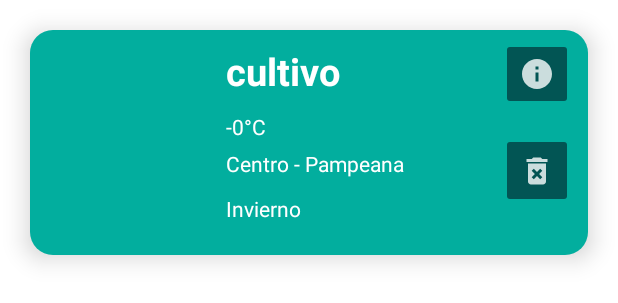
After one commit to GardeningFriendTeam/GardeningFriendApp, an Android app: the layout cards_favoritos.xml on its own in the app's theme, with its tools: preview values and no code run, on a phone screen of 412 x 824 dp. The commit adds this screen. Shown: the top 303 px of the screen. Run offline under Robolectric (Android 15) with nearby library versions, the phone set to English and light mode, and no system bars.

Commit message:
Se empieza a trabajar en sección favoritos

```diff
--- a/GardeningFriend/app/src/main/AndroidManifest.xml
+++ b/GardeningFriend/app/src/main/AndroidManifest.xml
@@ -15,6 +15,9 @@
         android:supportsRtl="true"
         android:theme="@style/Theme.GardeningFriend"
         tools:targetApi="31">
+        <activity
+            android:name=".favoritos.Favoritos"
+            android:exported="false" />
         <activity
             android:name=".PanelAdminEditarUsuario"
             android:exported="false" />
--- /dev/null
+++ b/GardeningFriend/app/src/main/res/drawable-anydpi/ic_delete.xml
@@ -0,0 +1,11 @@
+<vector xmlns:android="http://schemas.android.com/apk/res/android"
+    android:width="24dp"
+    android:height="24dp"
+    android:viewportWidth="24"
+    android:viewportHeight="24"
+    android:tint="#FEFFFF"
+    android:alpha="0.8">
+  <path
+      android:fillColor="@android:color/white"
+      android:pathData="M6,19c0,1.1 0.9,2 2,2h8c1.1,0 2,-0.9 2,-2L18,7L6,7v12zM8.46,11.88l1.41,-1.41L12,12.59l2.12,-2.12 1.41,1.41L13.41,14l2.12,2.12 -1.41,1.41L12,15.41l-2.12,2.12 -1.41,-1.41L10.59,14l-2.13,-2.12zM15.5,4l-1,-1h-5l-1,1L5,4v2h14L19,4z"/>
+</vector>
--- /dev/null
+++ b/GardeningFriend/app/src/main/res/drawable-anydpi/ic_info.xml
@@ -0,0 +1,11 @@
+<vector xmlns:android="http://schemas.android.com/apk/res/android"
+    android:width="24dp"
+    android:height="24dp"
+    android:viewportWidth="24"
+    android:viewportHeight="24"
+    android:tint="#FEFFFF"
+    android:alpha="0.8">
+  <path
+      android:fillColor="@android:color/white"
+      android:pathData="M12,2C6.48,2 2,6.48 2,12s4.48,10 10,10 10,-4.48 10,-10S17.52,2 12,2zM13,17h-2v-6h2v6zM13,9h-2L11,7h2v2z"/>
+</vector>
--- /dev/null
+++ b/GardeningFriend/app/src/main/res/layout/cards_favoritos.xml
@@ -0,0 +1,87 @@
+<?xml version="1.0" encoding="utf-8"?>
+<RelativeLayout xmlns:android="http://schemas.android.com/apk/res/android"
+    xmlns:tools="http://schemas.android.com/tools"
+    android:id="@+id/fav_container_main"
+    android:layout_width="match_parent"
+    android:layout_height="150dp"
+    android:layout_margin="20dp"
+    android:background="@drawable/card_cutlivo"
+    android:elevation="10dp"
+    tools:ignore="TextSizeCheck">
+
+    <ImageView
+        android:id="@+id/ic_favs"
+        android:layout_width="100dp"
+        android:layout_height="match_parent"
+        android:layout_centerVertical="true"
+        android:layout_marginHorizontal="15dp"
+        android:contentDescription="@string/logo"/>
+
+
+    <TextView
+        android:id="@+id/nombre_cultivo_favs"
+        android:layout_width="wrap_content"
+        android:layout_height="wrap_content"
+        android:layout_marginVertical="10dp"
+        android:layout_toEndOf="@+id/ic_favs"
+        android:text="@string/cultivo"
+        android:textColor="@color/white"
+        android:textSize="25sp"
+        android:textStyle="bold" />
+
+    <TextView
+        android:id="@+id/temp_cultivo_favs"
+        android:layout_width="wrap_content"
+        android:layout_height="wrap_content"
+        android:layout_below="@+id/nombre_cultivo_favs"
+        android:layout_toEndOf="@id/ic_favs"
+        android:text="@string/rango_temp_0"
+        android:textColor="@color/white" />
+
+    <TextView
+        android:id="@+id/reg_cultivo_favs"
+        android:layout_width="wrap_content"
+        android:layout_height="wrap_content"
+        android:layout_below="@+id/temp_cultivo_favs"
+        android:layout_marginVertical="5dp"
+        android:layout_toEndOf="@id/ic_favs"
+        android:text="@string/reg_centro"
+        android:textColor="@color/white" />
+
+    <TextView
+        android:id="@+id/est_cultivo_favs"
+        android:layout_width="wrap_content"
+        android:layout_height="wrap_content"
+        android:layout_below="@+id/reg_cultivo_favs"
+        android:layout_marginVertical="5dp"
+        android:layout_toEndOf="@id/ic_favs"
+        android:text="@string/est_invierno"
+        android:textColor="@color/white" />
+
+    <ImageButton
+        android:id="@+id/btn_info_favs"
+        android:layout_width="wrap_content"
+        android:layout_height="48dp"
+        android:layout_alignParentEnd="true"
+        android:layout_marginEnd="10dp"
+        android:layout_marginTop="5dp"
+        android:layout_marginBottom="5dp"
+        android:backgroundTint="@color/verde_muy_oscuro"
+        android:contentDescription="@string/informacion"
+        android:src="@drawable/ic_info" />
+
+    <ImageButton
+        android:id="@+id/btn_eliminar_favs"
+        android:layout_width="wrap_content"
+        android:layout_height="50dp"
+        android:layout_below="@+id/btn_info_favs"
+        android:layout_alignParentEnd="true"
+        android:layout_marginStart="10dp"
+        android:layout_marginTop="10dp"
+        android:layout_marginEnd="10dp"
+        android:layout_marginBottom="10dp"
+        android:backgroundTint="@color/verde_muy_oscuro"
+        android:contentDescription="@string/eliminar_fav"
+        android:src="@drawable/ic_delete" />
+
+</RelativeLayout>
--- a/GardeningFriend/app/src/main/res/menu/menu.xml
+++ b/GardeningFriend/app/src/main/res/menu/menu.xml
@@ -17,6 +17,11 @@
         android:id="@+id/recomendaciones"
         android:title="@string/recomendaciones"
         android:icon="@drawable/ic_recomendaciones"/>
+
+    <item
+        android:id="@+id/favoritos"
+        android:title="@string/favoritos"
+        android:icon="@drawable/ic_favs"/>
 
     <item
         android:id="@+id/registro"
--- a/GardeningFriend/app/src/main/res/values/strings.xml
+++ b/GardeningFriend/app/src/main/res/values/strings.xml
@@ -87,6 +87,11 @@
         Bienvenido a GardeningFriend! aqui encontraras todo lo que necesitas para comenzar a cultivar!
     </string>
 
+    <!-- seccion "favoritos" !-->
+    <string name="buscador_favs">Ingresa el nombre del cultivo</string>
+    <string name="informacion">Info</string>
+    <string name="eliminar_fav">Eliminar de fav</string>
+    <string name="favoritos">Favoritos</string>
 
     <!-- contiene info de prueba para generar cultivos !-->
     <string-array name="cultivos_nombres">
```
Also changed, not shown: GardeningFriend/app/src/main/java/com/maid/gardeningfriend/MainActivity.java (+7 -0 lines), GardeningFriend/app/src/main/java/com/maid/gardeningfriend/favoritos/Favoritos.java (added, +205 -0 lines), GardeningFriend/app/src/main/java/com/maid/gardeningfriend/favoritos/FavoritosRecyclerView.java (added, +85 -0 lines), GardeningFriend/app/src/main/res/layout/activity_favoritos.xml (added, +25 -0 lines), GardeningFriend/app/src/main/res/drawable-hdpi/ic_delete.png (added), GardeningFriend/app/src/main/res/drawable-hdpi/ic_info.png (added), GardeningFriend/app/src/main/res/drawable-mdpi/ic_delete.png (added), GardeningFriend/app/src/main/res/drawable-mdpi/ic_info.png (added), GardeningFriend/app/src/main/res/drawable-xhdpi/ic_delete.png (added), GardeningFriend/app/src/main/res/drawable-xhdpi/ic_info.png (added), GardeningFriend/app/src/main/res/drawable-xxhdpi/ic_delete.png (added), GardeningFriend/app/src/main/res/drawable-xxhdpi/ic_info.png (added).
